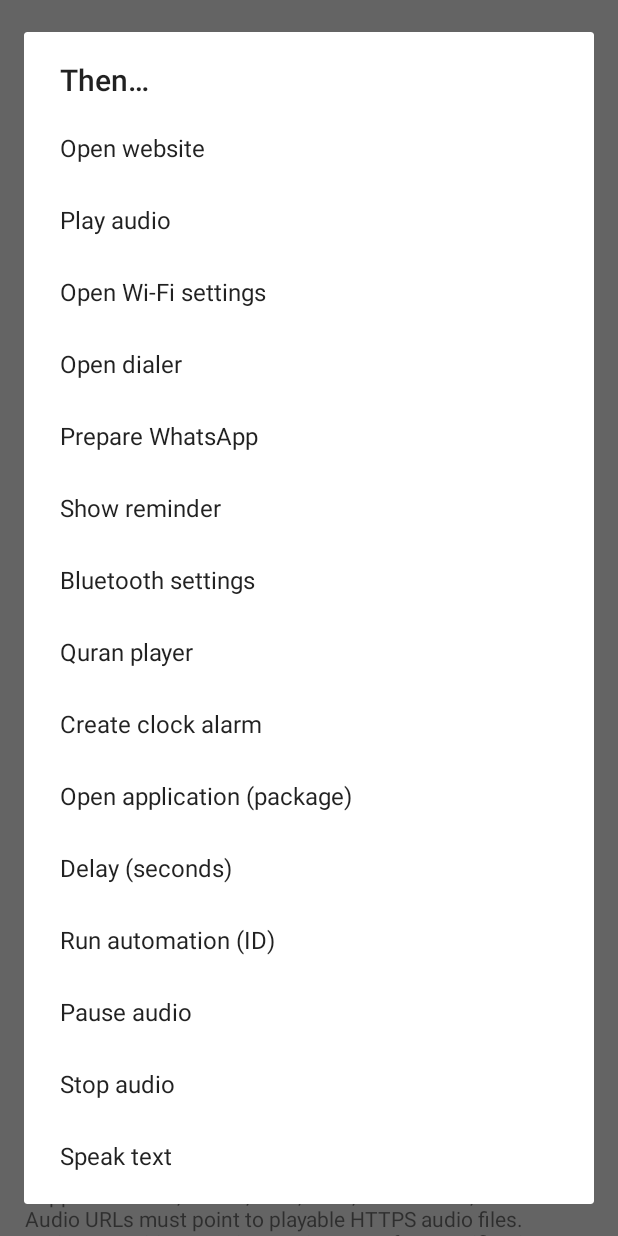
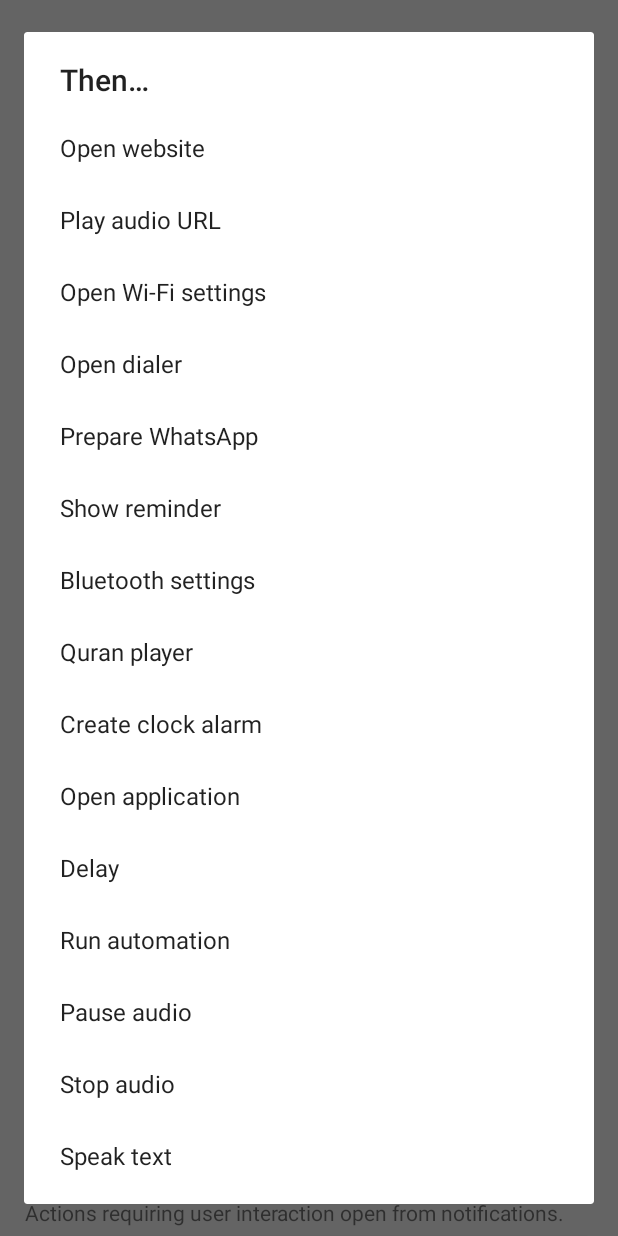
Before and after one commit to csgayeasinarafat-cmd/apk, an Android app: the AdvancedActivity screen opened directly, with no data from a screen before it, after a tap on "ADD ACTION · কাজ যোগ করুন", on a phone screen of 412 x 824 dp. Run offline under Robolectric (Android 15) with nearby library versions, the phone set to English and light mode, and no system bars; pictures from the network do not load; 3 other taps on this screen came first.

Commit message:
Complete AdvancedActivity.kt [skip ci]

```diff
--- a/app/src/main/java/com/mylife/agent/AdvancedActivity.kt
+++ b/app/src/main/java/com/mylife/agent/AdvancedActivity.kt
@@ -14,7 +14,7 @@ class AdvancedActivity:Activity(){private var editing:Int?=null
  val scroll=ScrollView(this).apply{addView(root)};setContentView(scroll)
  fun label(s:String){root.addView(TextView(this).apply{text=s;textSize=17f;setPadding(0,12,0,4)})}
  label("MyLife AI · Advanced Rule Builder")
- label("IF time AND selected weekdays → THEN all actions")
+ label("Trigger → Conditions → Actions")
  val name=EditText(this).apply{hint="Rule name"};root.addView(name)
  val description=EditText(this).apply{hint="Description"};root.addView(description)
  val events=RuleConditions.events.keys.toList()
@@ -27,7 +27,7 @@ class AdvancedActivity:Activity(){private var editing:Int?=null
  label("Days: 1=Mon, 2=Tue ... 7=Sun. Examples: 1234567 / 135")
  val days=EditText(this).apply{setText("1234567")};root.addView(days)
  label("Actions: one ACTION|value per line. Multiple lines = multiple actions.")
- val actions=EditText(this).apply{minLines=4;hint="WEB|https://quran.com/2\nAUDIO|https://example.com/audio.mp3\nNOTE|Drink water"};root.addView(actions)
+ val actions=EditText(this).apply{minLines=4;hint="WEB|https://quran.com/2\nQURAN|settings\nNOTE|Drink water"};root.addView(actions)
  root.addView(Button(this).apply{text="Choose time · সময়";setOnClickListener{
   val now=java.util.Calendar.getInstance()
   android.app.TimePickerDialog(this@AdvancedActivity,{_,h,m->time.setText(java.lang.String.format(java.util.Locale.ROOT,"%02d:%02d",h,m))},now.get(11),now.get(12),true).show()
@@ -38,12 +38,12 @@ class AdvancedActivity:Activity(){private var editing:Int?=null
    .setPositiveButton("Apply"){_,_->days.setText(checked.indices.filter{checked[it]}.joinToString(""){(it+1).toString()})}.setNegativeButton("Cancel",null).show()
  }})
  root.addView(Button(this).apply{text="Add action · কাজ যোগ করুন";setOnClickListener{
-  val types=arrayOf("WEB","AUDIO","WIFI","DIAL","WHATSAPP","NOTE","BLUETOOTH","QURAN","ALARM","APP","DELAY","RULE","PAUSE","STOP","SPEAK")
-  val labels=arrayOf("Open website","Play audio","Open Wi-Fi settings","Open dialer","Prepare WhatsApp","Show reminder","Bluetooth settings","Quran player","Create clock alarm","Open application (package)","Delay (seconds)","Run automation (ID)","Pause audio","Stop audio","Speak text")
+  val types=ActionCatalog.labels.keys.toTypedArray()
+  val labels=ActionCatalog.labels.values.toTypedArray()
   android.app.AlertDialog.Builder(this@AdvancedActivity).setTitle("Then…").setItems(labels){_,index->
    fun append(value:String){actions.setText(listOf(actions.text.toString().trim(),types[index]+"|"+value).filter{it.isNotEmpty()}.joinToString("\n"))}
    if(types[index] in setOf("WIFI","BLUETOOTH","QURAN","ALARM","PAUSE","STOP"))append("settings") else {
-    val input=EditText(this@AdvancedActivity).apply{setSingleLine();hint=when(index){0,1->"https://";3,4->"+880…";9->"com.example.app";10->"Seconds (1–86400)";11->"Rule ID";else->"Text"}}
+    val input=EditText(this@AdvancedActivity).apply{setSingleLine();hint=when(index){0,1->"https://";3->"+880…";4->"+880…~Message";9->"com.example.app";10->"Seconds (1–86400)";11->"Rule ID";else->"Text"}}
     android.app.AlertDialog.Builder(this@AdvancedActivity).setTitle(labels[index]).setView(input).setPositiveButton("Add"){_,_->append(input.text.toString().trim())}.setNegativeButton("Cancel",null).show()
    }
   }.show()
```
